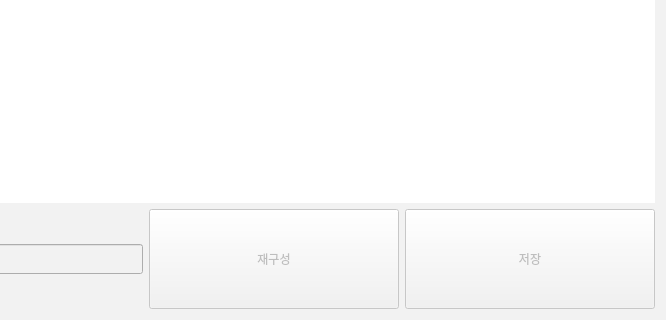
Old version of the form Project/src/imaging/ImagingSW/imagingmanager.ui in the repository AndaCondaa/Dental_Imaging_SW_System; both pictures show x 334 to 1000 and y 308 to 628 of the 1000 by 628 pixel window.
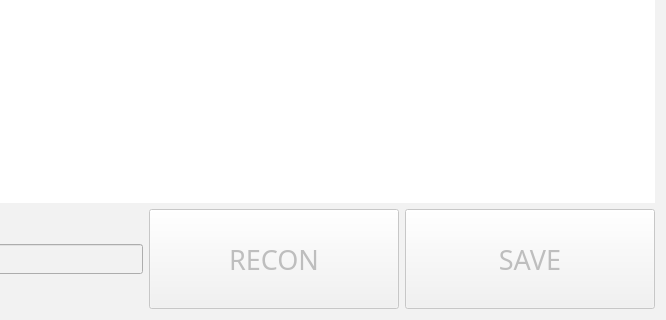
New version of the form.

```diff
--- a/Project/src/imaging/ImagingSW/imagingmanager.ui
+++ b/Project/src/imaging/ImagingSW/imagingmanager.ui
@@ -100,8 +100,14 @@
            <height>100</height>
           </size>
          </property>
+         <property name="font">
+          <font>
+           <family>Arial Rounded MT Bold</family>
+           <pointsize>20</pointsize>
+          </font>
+         </property>
          <property name="text">
-          <string>재구성</string>
+          <string>RECON</string>
          </property>
         </widget>
        </item>
@@ -122,8 +128,14 @@
            <height>100</height>
           </size>
          </property>
+         <property name="font">
+          <font>
+           <family>Arial Rounded MT Bold</family>
+           <pointsize>20</pointsize>
+          </font>
+         </property>
          <property name="text">
-          <string>저장</string>
+          <string>SAVE</string>
          </property>
         </widget>
        </item>
```
